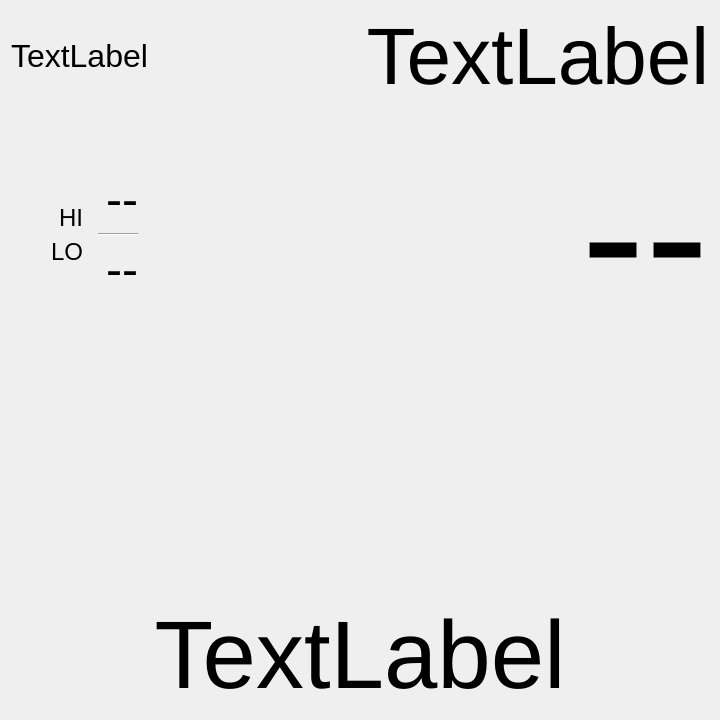
Before: the Qt Designer form weatherfxLite.ui in iachievedit/weatherfxlite, drawn with Qt 5.
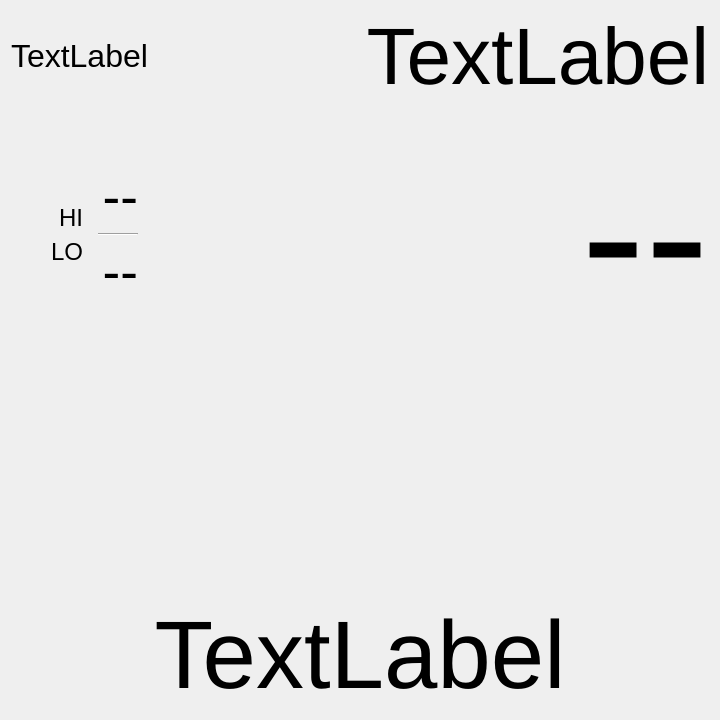
After: the same form once the commit is applied.

Commit message: Add hi/lo for the day

Patch:
```diff
--- a/weatherfxLite.ui
+++ b/weatherfxLite.ui
@@ -141,7 +141,7 @@
              <widget class="QLabel" name="hiTemp">
               <property name="font">
                <font>
-                <pointsize>36</pointsize>
+                <pointsize>40</pointsize>
                </font>
               </property>
               <property name="text">
@@ -169,7 +169,7 @@
              <widget class="QLabel" name="loTemp">
               <property name="font">
                <font>
-                <pointsize>36</pointsize>
+                <pointsize>40</pointsize>
                </font>
               </property>
               <property name="text">
```
